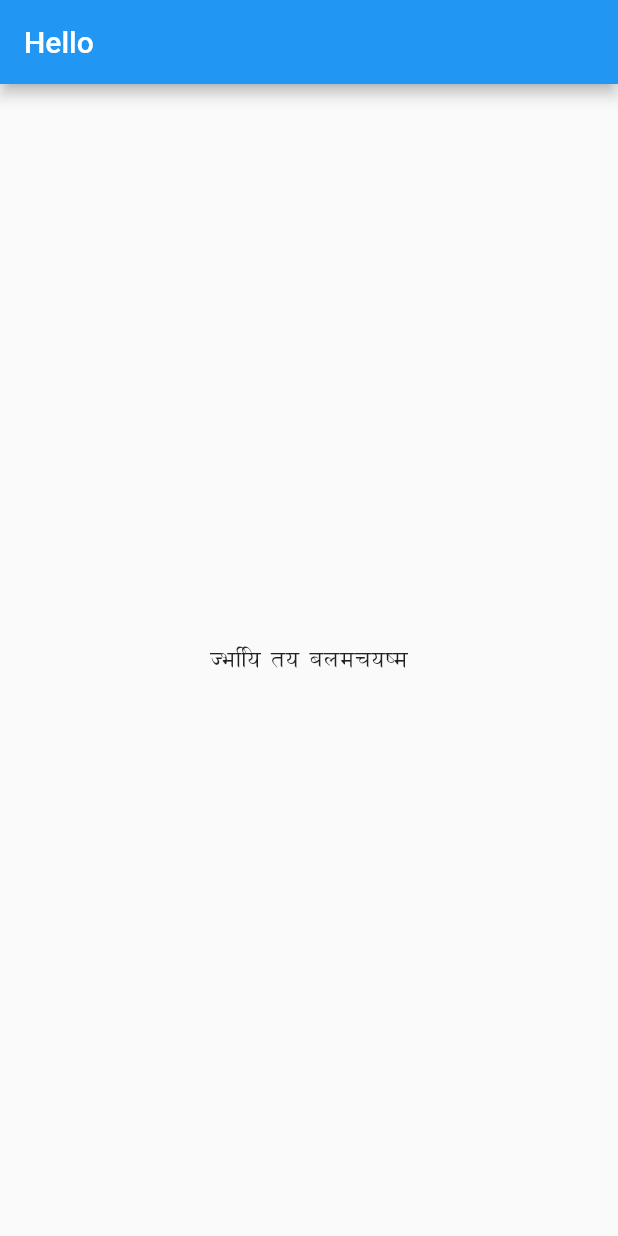
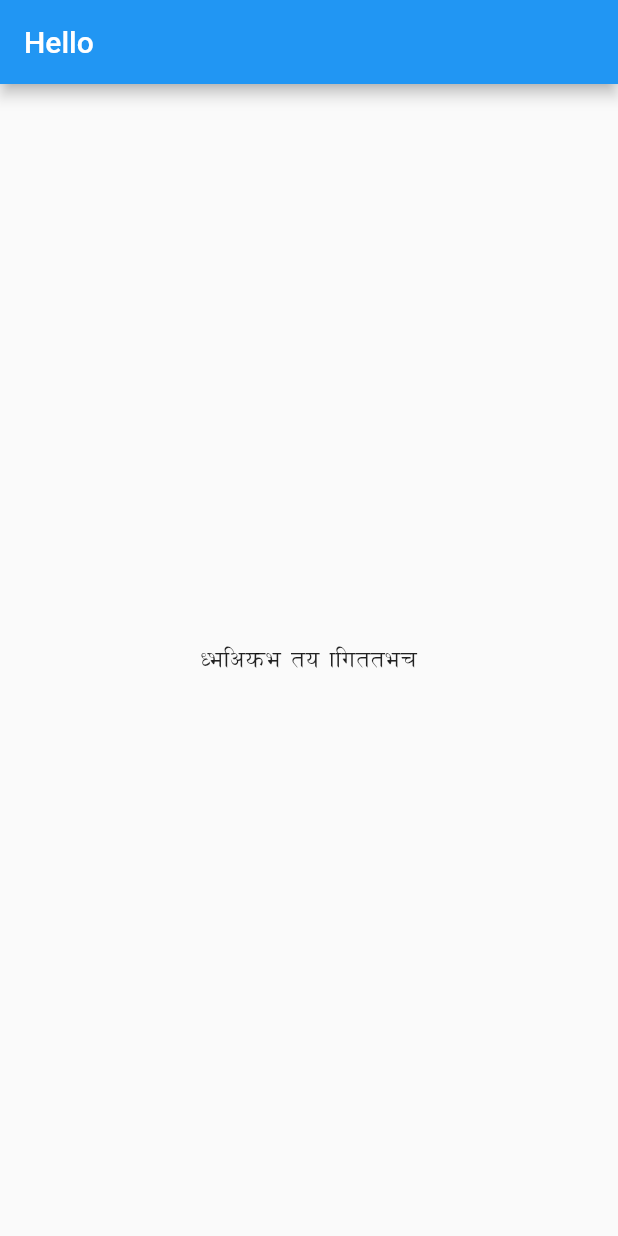
Before and after one commit to dannybardan/learningflutter, a Flutter app: the screen it shows after launch, on a phone screen of 412 x 824 dp. Run offline on Flutter 3.47's test engine with Material 2 defaults, Android fonts, the phone set to English and light mode, and no system bars.

Commit message:
changed body text

```diff
--- a/lib/main.dart
+++ b/lib/main.dart
@@ -28,7 +28,7 @@ class MyHomePage extends StatelessWidget {
       ),
       body: Center(
         child: Text(
-          "Hello to android",
+          "Welcome to flutter",
           style: TextStyle(
             fontSize: 20.0,
             fontFamily: "Preeti",
```
